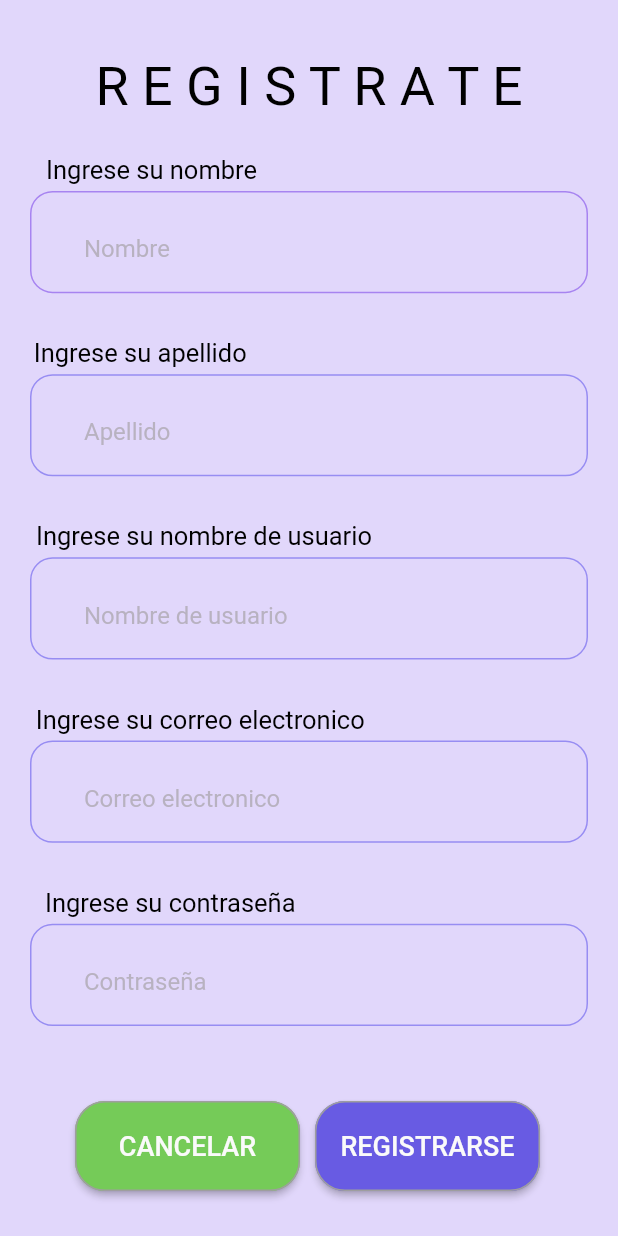
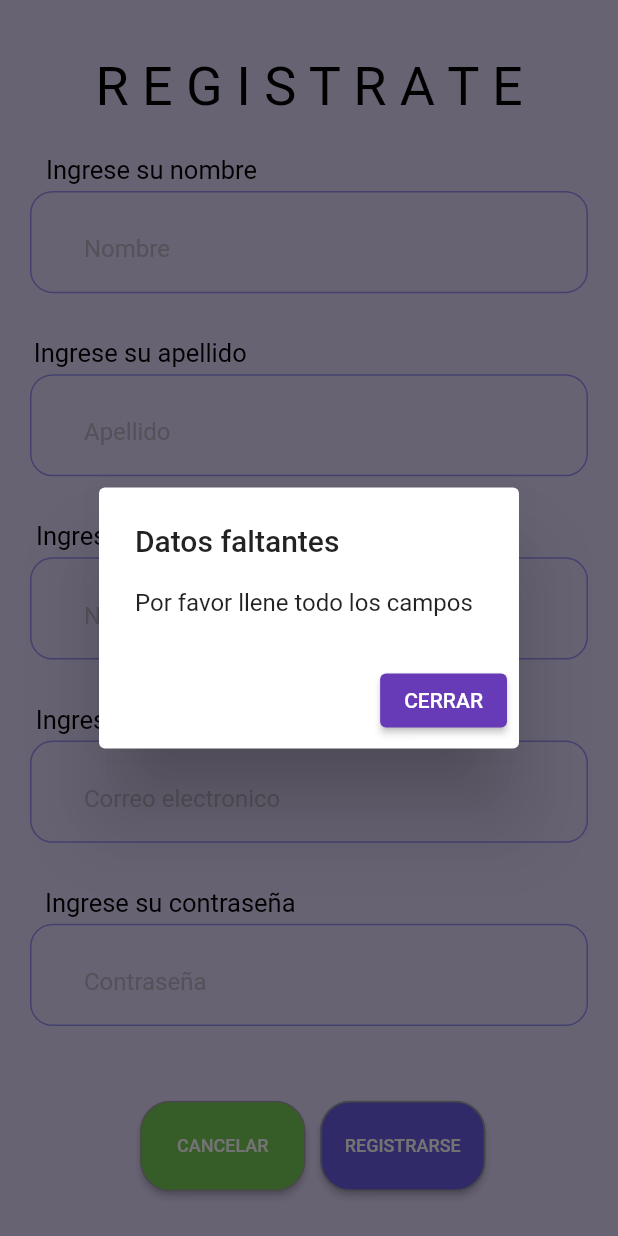
Before and after one commit to 203456/Vaca_Cloud, a Flutter app: the Register screen opened directly, scrolled down 280 dp, after a tap on "REGISTRARSE", on a phone screen of 412 x 824 dp. Run offline on Flutter 3.47's test engine with Material 2 defaults, Android fonts, the phone set to English and light mode, and no system bars; our stand-ins replace date_field, dio, font_awesome_flutter, image_picker; network calls fail.

Commit message:
routing fixed

```diff
--- a/lib/models/animal_models.dart
+++ b/lib/models/animal_models.dart
@@ -5,16 +5,16 @@ import 'package:http/http.dart' as http;
 const String baseUrl = 'http://3.12.155.9/api/v1/animal/by_owner/';
 
 class BaseClient {
-  final String Token;
+  final String token;
   final String userId;
-  BaseClient(this.Token, this.userId);
+  BaseClient(this.token, this.userId);
   var client = http.Client();
   //GET
   Future<dynamic> get(String api) async {
     var url = Uri.parse(baseUrl + userId + api);
 
     var response = await client.get(url, headers: {
-      'Authorization': 'Token $Token',
+      'Authorization': 'Token $token',
     });
     print(response.statusCode);
     if (response.statusCode == 200) {
--- a/lib/pages/Register.dart
+++ b/lib/pages/Register.dart
@@ -213,10 +213,11 @@ class _RegisterState extends State<Register> {
                           padding: const EdgeInsets.only(
                               right: 25.0, left: 30, top: 30, bottom: 30),
                           child: Row(
+                            mainAxisAlignment: MainAxisAlignment.center,
                             children: [
                               SizedBox(
                                 height: 60,
-                                width: 150,
+                                width: 110,
                                 child: MaterialButton(
                                   color: Color.fromARGB(255, 117, 203, 88),
                                   onPressed: () {
@@ -231,7 +232,7 @@ class _RegisterState extends State<Register> {
                                       borderRadius: BorderRadius.circular(20)),
                                   child: const Text(
                                     style: TextStyle(
-                                        fontSize: 18,
+                                        fontSize: 12,
                                         color:
                                             Color.fromARGB(255, 250, 250, 250)),
                                     'CANCELAR',
@@ -242,7 +243,7 @@ class _RegisterState extends State<Register> {
                                 padding: EdgeInsets.only(left: 10),
                                 child: SizedBox(
                                   height: 60,
-                                  width: 150,
+                                  width: 110,
                                   child: MaterialButton(
                                     color: Color.fromARGB(255, 104, 91, 227),
                                     onPressed: () {
@@ -251,6 +252,14 @@ class _RegisterState extends State<Register> {
                                       print(_username.text);
                                       print(_password.text);
                                       print(_email.text);
+                                      if (_password.text == '' ||
+                                          _username.text == '' ||
+                                          _name.text == '' ||
+                                          _email.text == '' ||
+                                          _last_name.text == '') {
+                                        _showAlertDialog("Datos faltantes",
+                                            "Por favor llene todo los campos");
+                                      } else {
                                         var data = {
                                           "first_name": _name.text,
                                           "last_name": _last_name.text,
@@ -259,6 +268,7 @@ class _RegisterState extends State<Register> {
                                           "password": _password.text,
                                         };
                                         dioPost(data);
+                                      }
                                     },
                                     shape: RoundedRectangleBorder(
                                         side: const BorderSide(
@@ -267,7 +277,7 @@ class _RegisterState extends State<Register> {
                                             BorderRadius.circular(20)),
                                     child: const Text(
                                       style: TextStyle(
-                                          fontSize: 18,
+                                          fontSize: 12,
                                           color: Color.fromARGB(
                                               255, 250, 250, 250)),
                                       'REGISTRARSE',
@@ -361,8 +371,9 @@ class _RegisterState extends State<Register> {
                   style: TextStyle(color: Colors.white),
                 ),
                 onPressed: () {
-                  Navigator.of(context).pushReplacement(
-                      MaterialPageRoute(builder: (_) => const Login()));
+                  Navigator.of(context).pushAndRemoveUntil(
+                      MaterialPageRoute(builder: (_) => const Login()),
+                      (route) => false);
                 },
               )
             ],
```
Also changed, not shown: lib/main.dart (+1 -6 lines), lib/pages/CreateAnimal.dart (+20 -18 lines), lib/pages/DetallesAnimal.dart (+59 -42 lines), lib/pages/Prueba.dart (+39 -11 lines), pubspec.lock. Lines whose indentation alone changed are shown as unchanged.
